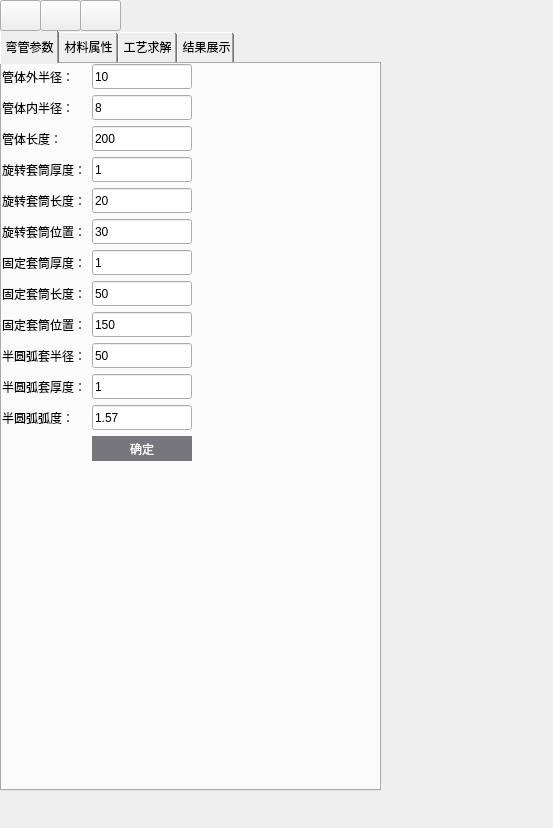
Before: the Qt Designer form FENGSim/Elbows/ElbowsDockWidget.ui in OpenDigitalTwin-Dev/FENGSimUI, drawn with Qt 5.
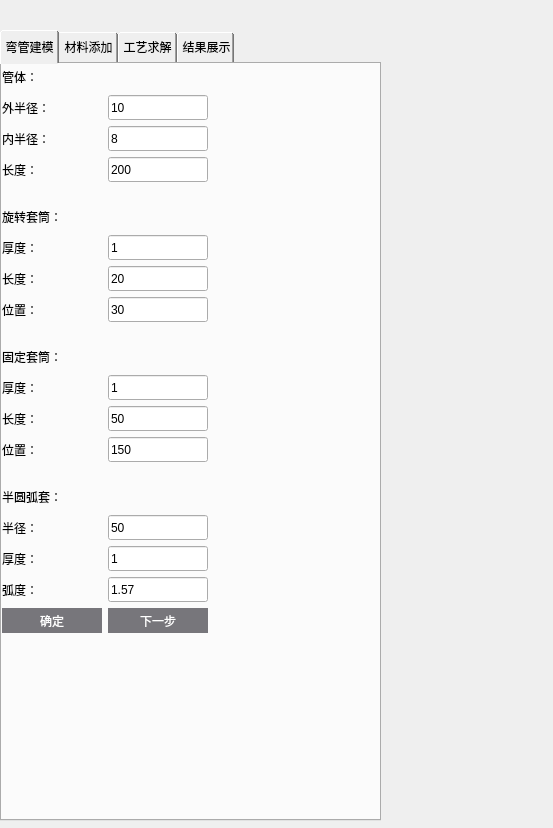
After: the same form once the commit is applied. The open tabs and pages were chosen to show the change. Icons and pictures are not drawn.

```diff
--- a/FENGSim/Elbows/ElbowsDockWidget.ui
+++ b/FENGSim/Elbows/ElbowsDockWidget.ui
@@ -19,7 +19,7 @@
      <x>0</x>
      <y>30</y>
      <width>381</width>
-     <height>761</height>
+     <height>791</height>
     </rect>
    </property>
    <property name="minimumSize">
@@ -80,7 +80,7 @@
 </string>
     </property>
     <attribute name="title">
-     <string>弯管参数</string>
+     <string>弯管建模</string>
     </attribute>
     <widget class="QWidget" name="formLayoutWidget">
      <property name="geometry">
@@ -88,18 +88,37 @@
        <x>0</x>
        <y>0</y>
        <width>231</width>
-       <height>481</height>
+       <height>577</height>
       </rect>
      </property>
      <layout class="QFormLayout" name="formLayout">
       <item row="0" column="0">
+       <widget class="QLabel" name="label_26">
+        <property name="minimumSize">
+         <size>
+          <width>100</width>
+          <height>25</height>
+         </size>
+        </property>
+        <property name="maximumSize">
+         <size>
+          <width>100</width>
+          <height>25</height>
+         </size>
+        </property>
+        <property name="text">
+         <string>管体：</string>
+        </property>
+       </widget>
+      </item>
+      <item row="1" column="0">
        <widget class="QLabel" name="label">
         <property name="text">
-         <string>管体外半径：</string>
+         <string>外半径：</string>
         </property>
        </widget>
       </item>
-      <item row="0" column="1">
+      <item row="1" column="1">
        <widget class="QLineEdit" name="lineEdit_Rout">
         <property name="minimumSize">
          <size>
@@ -118,14 +137,14 @@
         </property>
        </widget>
       </item>
-      <item row="1" column="0">
+      <item row="2" column="0">
        <widget class="QLabel" name="label_2">
         <property name="text">
-         <string>管体内半径：</string>
+         <string>内半径：</string>
         </property>
        </widget>
       </item>
-      <item row="1" column="1">
+      <item row="2" column="1">
        <widget class="QLineEdit" name="lineEdit_Rin">
         <property name="minimumSize">
          <size>
@@ -144,14 +163,14 @@
         </property>
        </widget>
       </item>
-      <item row="2" column="0">
+      <item row="3" column="0">
        <widget class="QLabel" name="label_3">
         <property name="text">
-         <string>管体长度：</string>
+         <string>长度：</string>
         </property>
        </widget>
       </item>
-      <item row="2" column="1">
+      <item row="3" column="1">
        <widget class="QLineEdit" name="lineEdit_Length">
         <property name="minimumSize">
          <size>
@@ -170,41 +189,21 @@
         </property>
        </widget>
       </item>
-      <item row="3" column="0">
-       <widget class="QLabel" name="label_11">
-        <property name="text">
-         <string>旋转套筒厚度：</string>
+      <item row="4" column="0" colspan="2">
+       <spacer name="horizontalSpacer">
+        <property name="orientation">
+         <enum>Qt::Horizontal</enum>
         </property>
-       </widget>
-      </item>
-      <item row="6" column="1">
-       <widget class="QLineEdit" name="lineEdit_SleeveThickness">
-        <property name="minimumSize">
+        <property name="sizeHint" stdset="0">
          <size>
-          <width>100</width>
-          <height>25</height>
+          <width>40</width>
+          <height>10</height>
          </size>
         </property>
-        <property name="maximumSize">
-         <size>
-          <width>100</width>
-          <height>25</height>
-         </size>
-        </property>
-        <property name="text">
-         <string>1</string>
-        </property>
-       </widget>
+       </spacer>
       </item>
-      <item row="7" column="0">
-       <widget class="QLabel" name="label_5">
-        <property name="text">
-         <string>固定套筒长度：</string>
-        </property>
-       </widget>
-      </item>
-      <item row="7" column="1">
-       <widget class="QLineEdit" name="lineEdit_SleeveLength">
+      <item row="5" column="0">
+       <widget class="QLabel" name="label_27">
         <property name="minimumSize">
          <size>
           <width>100</width>
@@ -218,25 +217,18 @@
          </size>
         </property>
         <property name="text">
-         <string>50</string>
+         <string>旋转套筒：</string>
         </property>
        </widget>
       </item>
       <item row="6" column="0">
-       <widget class="QLabel" name="label_4">
+       <widget class="QLabel" name="label_11">
         <property name="text">
-         <string>固定套筒厚度：</string>
+         <string>厚度：</string>
         </property>
        </widget>
       </item>
-      <item row="4" column="0">
-       <widget class="QLabel" name="label_12">
-        <property name="text">
-         <string>旋转套筒长度：</string>
-        </property>
-       </widget>
-      </item>
-      <item row="3" column="1">
+      <item row="6" column="1">
        <widget class="QLineEdit" name="lineEdit_SleeveThickness1">
         <property name="minimumSize">
          <size>
@@ -255,7 +247,14 @@
         </property>
        </widget>
       </item>
-      <item row="4" column="1">
+      <item row="7" column="0">
+       <widget class="QLabel" name="label_12">
+        <property name="text">
+         <string>长度：</string>
+        </property>
+       </widget>
+      </item>
+      <item row="7" column="1">
        <widget class="QLineEdit" name="lineEdit_SleeveLength1">
         <property name="minimumSize">
          <size>
@@ -274,14 +273,14 @@
         </property>
        </widget>
       </item>
-      <item row="5" column="0">
+      <item row="8" column="0">
        <widget class="QLabel" name="label_6">
         <property name="text">
-         <string>旋转套筒位置：</string>
+         <string>位置：</string>
         </property>
        </widget>
       </item>
-      <item row="5" column="1">
+      <item row="8" column="1">
        <widget class="QLineEdit" name="lineEdit_RotaryPos">
         <property name="minimumSize">
          <size>
@@ -300,14 +299,98 @@
         </property>
        </widget>
       </item>
-      <item row="8" column="0">
+      <item row="9" column="0" colspan="2">
+       <spacer name="horizontalSpacer_4">
+        <property name="orientation">
+         <enum>Qt::Horizontal</enum>
+        </property>
+        <property name="sizeHint" stdset="0">
+         <size>
+          <width>40</width>
+          <height>10</height>
+         </size>
+        </property>
+       </spacer>
+      </item>
+      <item row="10" column="0">
+       <widget class="QLabel" name="label_36">
+        <property name="minimumSize">
+         <size>
+          <width>100</width>
+          <height>25</height>
+         </size>
+        </property>
+        <property name="maximumSize">
+         <size>
+          <width>100</width>
+          <height>25</height>
+         </size>
+        </property>
+        <property name="text">
+         <string>固定套筒：</string>
+        </property>
+       </widget>
+      </item>
+      <item row="11" column="0">
+       <widget class="QLabel" name="label_4">
+        <property name="text">
+         <string>厚度：</string>
+        </property>
+       </widget>
+      </item>
+      <item row="11" column="1">
+       <widget class="QLineEdit" name="lineEdit_SleeveThickness">
+        <property name="minimumSize">
+         <size>
+          <width>100</width>
+          <height>25</height>
+         </size>
+        </property>
+        <property name="maximumSize">
+         <size>
+          <width>100</width>
+          <height>25</height>
+         </size>
+        </property>
+        <property name="text">
+         <string>1</string>
+        </property>
+       </widget>
+      </item>
+      <item row="12" column="0">
+       <widget class="QLabel" name="label_5">
+        <property name="text">
+         <string>长度：</string>
+        </property>
+       </widget>
+      </item>
+      <item row="12" column="1">
+       <widget class="QLineEdit" name="lineEdit_SleeveLength">
+        <property name="minimumSize">
+         <size>
+          <width>100</width>
+          <height>25</height>
+         </size>
+        </property>
+        <property name="maximumSize">
+         <size>
+          <width>100</width>
+          <height>25</height>
+         </size>
+        </property>
+        <property name="text">
+         <string>50</string>
+        </property>
+       </widget>
+      </item>
+      <item row="13" column="0">
        <widget class="QLabel" name="label_7">
         <property name="text">
-         <string>固定套筒位置：</string>
+         <string>位置：</string>
         </property>
        </widget>
       </item>
-      <item row="8" column="1">
+      <item row="13" column="1">
        <widget class="QLineEdit" name="lineEdit_FixedPos">
         <property name="minimumSize">
          <size>
@@ -326,14 +409,46 @@
         </property>
        </widget>
       </item>
-      <item row="9" column="0">
+      <item row="14" column="0" colspan="2">
+       <spacer name="horizontalSpacer_5">
+        <property name="orientation">
+         <enum>Qt::Horizontal</enum>
+        </property>
+        <property name="sizeHint" stdset="0">
+         <size>
+          <width>40</width>
+          <height>10</height>
+         </size>
+        </property>
+       </spacer>
+      </item>
+      <item row="15" column="0">
+       <widget class="QLabel" name="label_37">
+        <property name="minimumSize">
+         <size>
+          <width>100</width>
+          <height>25</height>
+         </size>
+        </property>
+        <property name="maximumSize">
+         <size>
+          <width>100</width>
+          <height>25</height>
+         </size>
+        </property>
+        <property name="text">
+         <string>半圆弧套：</string>
+        </property>
+       </widget>
+      </item>
+      <item row="16" column="0">
        <widget class="QLabel" name="label_8">
         <property name="text">
-         <string>半圆弧套半径：</string>
+         <string>半径：</string>
         </property>
        </widget>
       </item>
-      <item row="9" column="1">
+      <item row="16" column="1">
        <widget class="QLineEdit" name="lineEdit_ArcR">
         <property name="minimumSize">
          <size>
@@ -352,14 +467,14 @@
         </property>
        </widget>
       </item>
-      <item row="10" column="0">
+      <item row="17" column="0">
        <widget class="QLabel" name="label_9">
         <property name="text">
-         <string>半圆弧套厚度：</string>
+         <string>厚度：</string>
         </property>
        </widget>
       </item>
-      <item row="10" column="1">
+      <item row="17" column="1">
        <widget class="QLineEdit" name="lineEdit_ArcThickness">
         <property name="minimumSize">
          <size>
@@ -378,14 +493,14 @@
         </property>
        </widget>
       </item>
-      <item row="11" column="0">
+      <item row="18" column="0">
        <widget class="QLabel" name="label_10">
         <property name="text">
-         <string>半圆弧弧度：</string>
+         <string>弧度：</string>
         </property>
        </widget>
       </item>
-      <item row="11" column="1">
+      <item row="18" column="1">
        <widget class="QLineEdit" name="lineEdit_ArcAngle">
         <property name="minimumSize">
          <size>
@@ -404,7 +519,36 @@
         </property>
        </widget>
       </item>
-      <item row="12" column="1">
+      <item row="19" column="1">
+       <widget class="QPushButton" name="pushButton_next">
+        <property name="minimumSize">
+         <size>
+          <width>100</width>
+          <height>25</height>
+         </size>
+        </property>
+        <property name="maximumSize">
+         <size>
+          <width>100</width>
+          <height>25</height>
+         </size>
+        </property>
+        <property name="styleSheet">
+         <string notr="true">QPushButton {
+        background-color: rgb(119, 118, 123); 
+        color: white; 
+        border: none; 
+        }
+        QPushButton:hover {
+        background-color: rgb(94, 92, 100); 
+        }</string>
+        </property>
+        <property name="text">
+         <string>下一步</string>
+        </property>
+       </widget>
+      </item>
+      <item row="19" column="0">
        <widget class="QPushButton" name="pushButton_confirm">
         <property name="minimumSize">
          <size>
@@ -438,7 +582,7 @@
    </widget>
    <widget class="QWidget" name="tab_2">
     <attribute name="title">
-     <string>材料属性</string>
+     <string>材料添加</string>
     </attribute>
     <widget class="QWidget" name="gridLayoutWidget">
      <property name="geometry">
@@ -1616,75 +1760,6 @@
     </widget>
    </widget>
   </widget>
-  <widget class="QPushButton" name="pushButton_newFile">
-   <property name="geometry">
-    <rect>
-     <x>0</x>
-     <y>0</y>
-     <width>41</width>
-     <height>31</height>
-    </rect>
-   </property>
-   <property name="text">
-    <string/>
-   </property>
-   <property name="icon">
-    <iconset resource="../MainWindow.qrc">
-     <normaloff>:/main_wind/figure/main_wind/new.png</normaloff>:/main_wind/figure/main_wind/new.png</iconset>
-   </property>
-   <property name="iconSize">
-    <size>
-     <width>20</width>
-     <height>20</height>
-    </size>
-   </property>
-  </widget>
-  <widget class="QPushButton" name="pushButton_openFile">
-   <property name="geometry">
-    <rect>
-     <x>40</x>
-     <y>0</y>
-     <width>41</width>
-     <height>31</height>
-    </rect>
-   </property>
-   <property name="text">
-    <string/>
-   </property>
-   <property name="icon">
-    <iconset resource="../MainWindow.qrc">
-     <normaloff>:/main_wind/figure/main_wind/open.png</normaloff>:/main_wind/figure/main_wind/open.png</iconset>
-   </property>
-   <property name="iconSize">
-    <size>
-     <width>20</width>
-     <height>20</height>
-    </size>
-   </property>
-  </widget>
-  <widget class="QPushButton" name="pushButton_saveFile">
-   <property name="geometry">
-    <rect>
-     <x>80</x>
-     <y>0</y>
-     <width>41</width>
-     <height>31</height>
-    </rect>
-   </property>
-   <property name="text">
-    <string/>
-   </property>
-   <property name="icon">
-    <iconset resource="../MainWindow.qrc">
-     <normaloff>:/main_wind/figure/main_wind/save.png</normaloff>:/main_wind/figure/main_wind/save.png</iconset>
-   </property>
-   <property name="iconSize">
-    <size>
-     <width>20</width>
-     <height>20</height>
-    </size>
-   </property>
-  </widget>
  </widget>
  <resources>
   <include location="../MainWindow.qrc"/>
```
Left out of the diff: 944 changed lines with no effect on the pictures.
